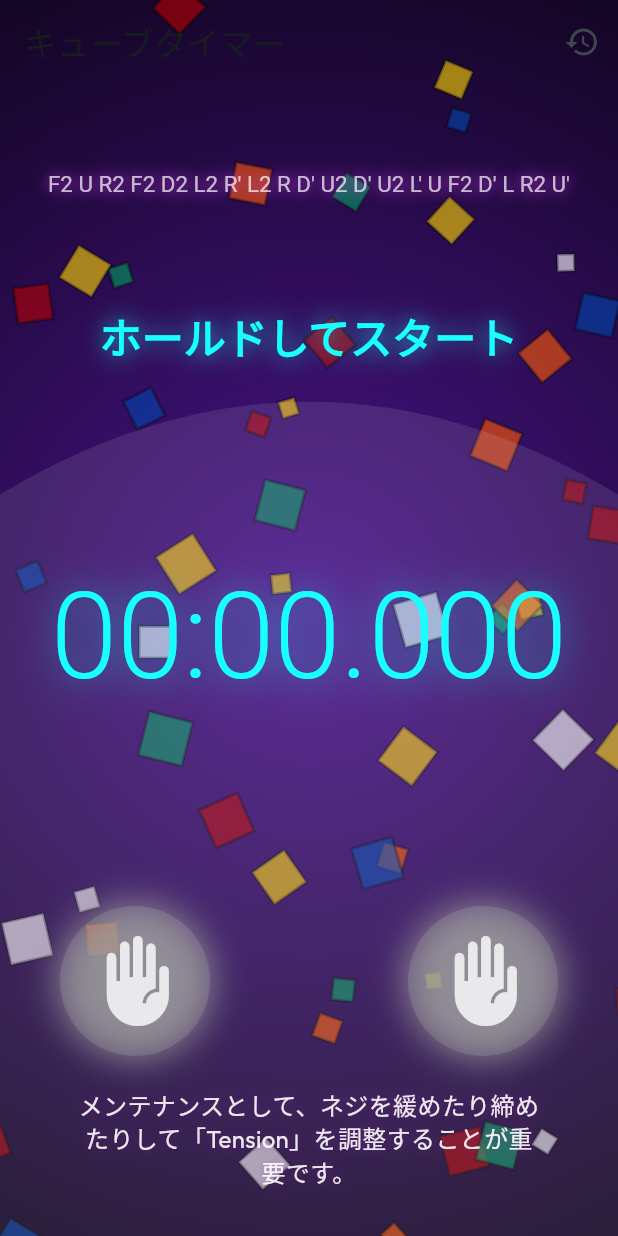
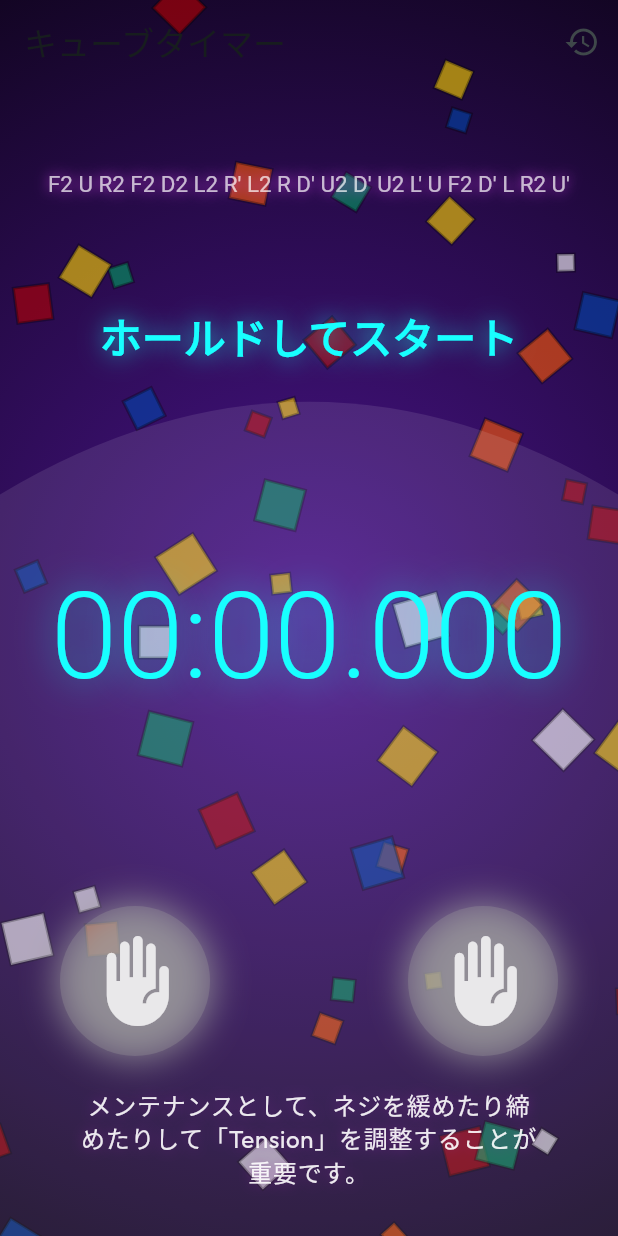
Before and after one commit to mono0926/cube-timer, a Flutter app: the screen it shows after launch, on a phone screen of 412 x 824 dp. Run offline on Flutter 3.47's test engine with Material 3 defaults, Android fonts, the phone set to English and light mode, and no system bars; our stand-ins replace audioplayers, flutter_riverpod, freezed_annotation, go_router, google_fonts, riverpod_annotation and 2 more; missing offline and left inert: simple_logger; generated files the repository leaves out were written again; Roboto replaces fonts that are missing (Audiowide).

Commit message:
feat: triviaコンテンツのテキストスタイルをbodyMediumからbodyLargeに変更

```diff
--- a/lib/features/trivia/presentation/trivia_widget.dart
+++ b/lib/features/trivia/presentation/trivia_widget.dart
@@ -97,13 +97,8 @@ class _TriviaWidgetState extends ConsumerState<TriviaWidget> {
                         child: Text(
                           _currentItem!.content,
                           textAlign: TextAlign.center,
-                          style: Theme.of(context).textTheme.bodyMedium!
+                          style: Theme.of(context).textTheme.bodyLarge!
                               .copyWith(
-                                fontSize:
-                                    Theme.of(
-                                      context,
-                                    ).textTheme.bodyMedium!.fontSize! +
-                                    2,
                                 color: Colors.white.withValues(alpha: 0.9),
                                 height: 1.4,
                                 shadows: [
```
